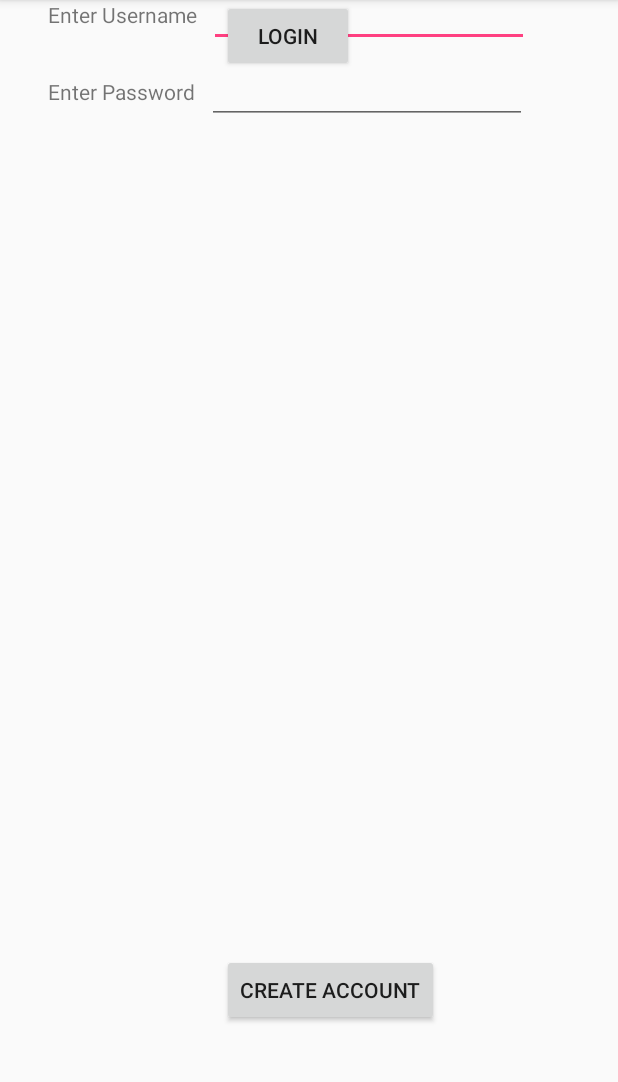
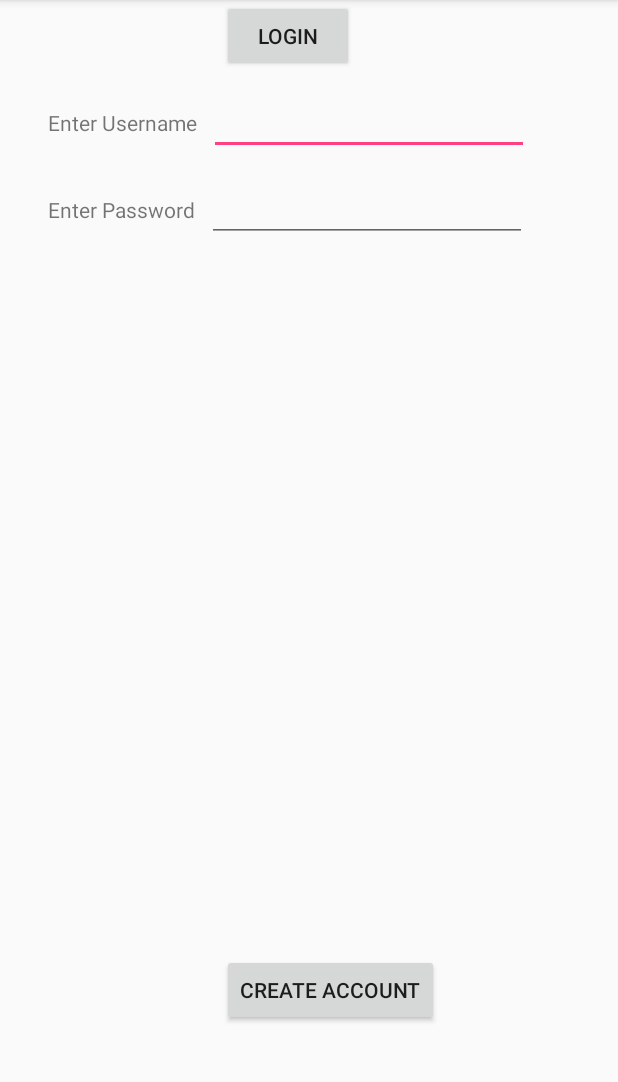
Before and after one commit to bertff01/MobileAppAss2, an Android app: the screen it shows after launch (MainActivity), on a phone screen of 412 x 824 dp, the part 84-1166 px from its top. Run offline under Robolectric (Android 15) with nearby library versions, the phone set to English and light mode, and no system bars.

Commit message:
password 2

```diff
--- a/app/src/main/res/layout/loginfragment.xml
+++ b/app/src/main/res/layout/loginfragment.xml
@@ -49,11 +49,12 @@
     <TextView
         android:id="@+id/textView"
         android:layout_width="wrap_content"
-        android:layout_height="wrap_content"
+        android:layout_height="26dp"
         android:layout_marginStart="32dp"
+        android:layout_marginTop="24dp"
         android:text="Enter Username"
         app:layout_constraintStart_toStartOf="parent"
-        tools:layout_editor_absoluteY="178dp" />
+        app:layout_constraintTop_toBottomOf="@+id/loginButton" />
 
     <TextView
         android:id="@+id/textView5"
```
